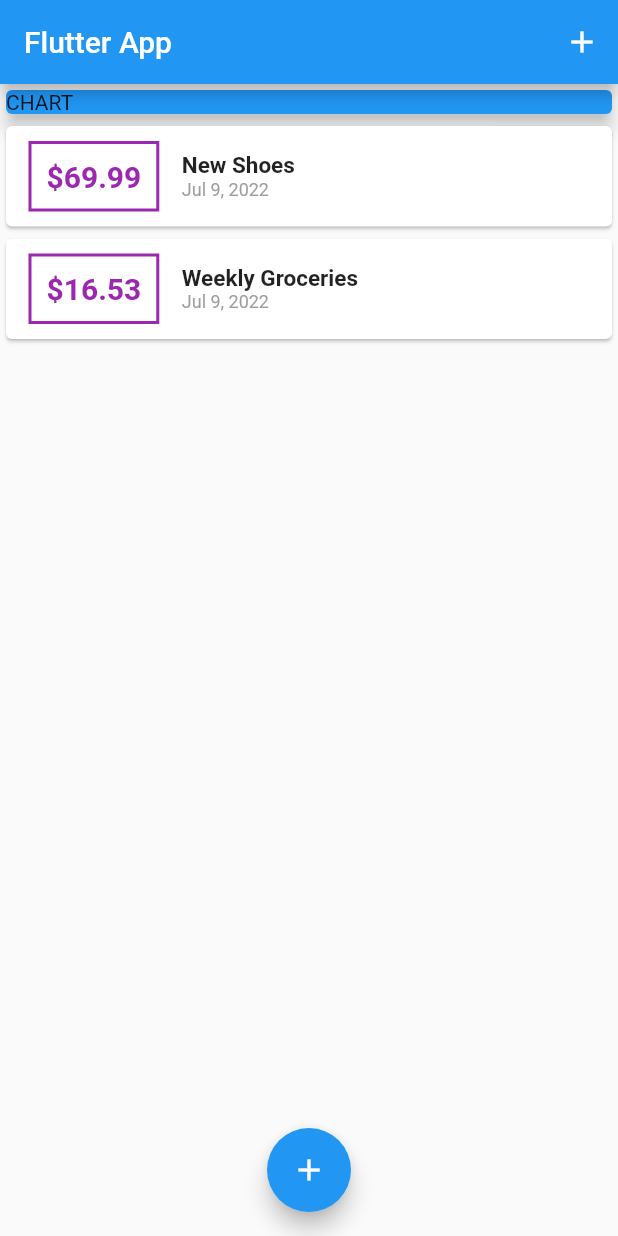
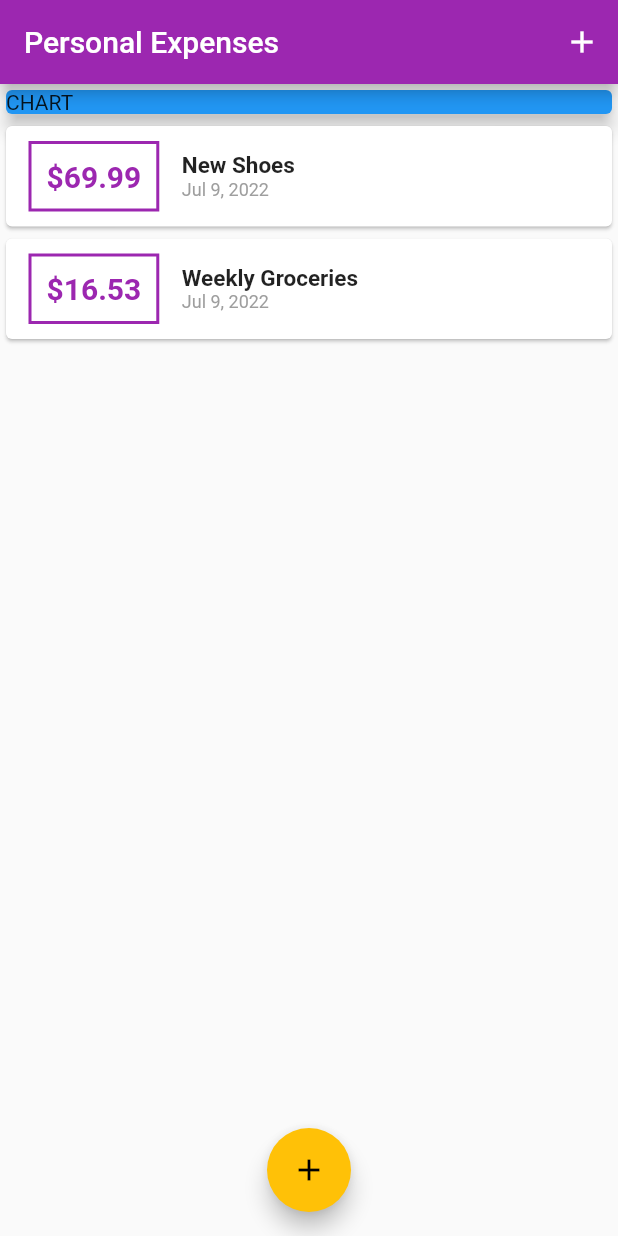
Before and after one commit to adogbeji/ExpenseTrackerApp, a Flutter app: the screen it shows after launch, on a phone screen of 412 x 824 dp. Run offline on Flutter 3.47's test engine with Material 2 defaults, Android fonts, the phone set to English and light mode, and no system bars.

Commit message:
Start adding theme to app

```diff
--- a/lib/main.dart
+++ b/lib/main.dart
@@ -10,7 +10,11 @@ class MyApp extends StatelessWidget {
   @override
   Widget build(BuildContext context) {
     return MaterialApp(
-      title: 'Flutter App',
+      title: 'Personal Expenses',
+      theme: ThemeData(
+        primarySwatch: Colors.purple,
+        accentColor: Colors.amber
+      ),
       home: MyHomePage(),
     );
   }
@@ -67,7 +71,7 @@ class _MyHomePageState extends State<MyHomePage> {
   Widget build(BuildContext context) {
     return Scaffold(
       appBar: AppBar(
-        title: Text('Flutter App'),
+        title: Text('Personal Expenses'),
         actions: <Widget>[
           IconButton(
             icon: Icon(Icons.add),
--- a/lib/widgets/transaction_list.dart
+++ b/lib/widgets/transaction_list.dart
@@ -24,7 +24,7 @@ class TransactionList extends StatelessWidget {
                   ),
                   decoration: BoxDecoration(
                     border: Border.all(
-                      color: Colors.purple,
+                      color: Theme.of(context).primaryColor,
                       width: 2,
                     ),
                   ),
@@ -33,7 +33,7 @@ class TransactionList extends StatelessWidget {
                     style: TextStyle(
                       fontWeight: FontWeight.bold,
                       fontSize: 20,
-                      color: Colors.purple,
+                      color: Theme.of(context).primaryColor,
                     ),
                   ),
                   padding: EdgeInsets.all(10),
```
